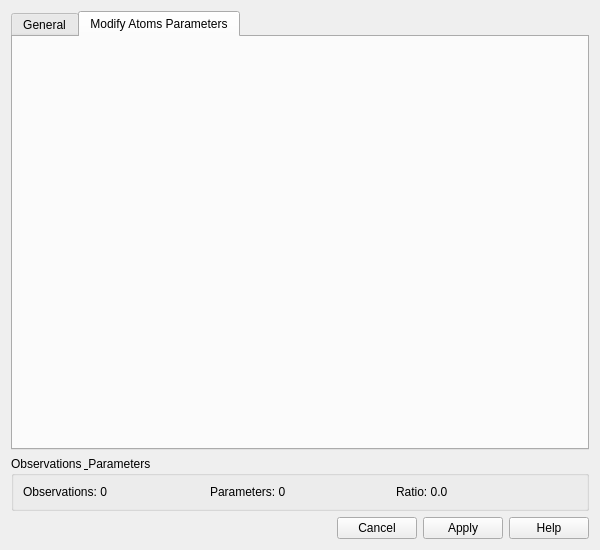
Before: the Qt Designer form lsqdialog.ui in ccorrado71/sir_lsq_dialog, drawn with Qt 5.
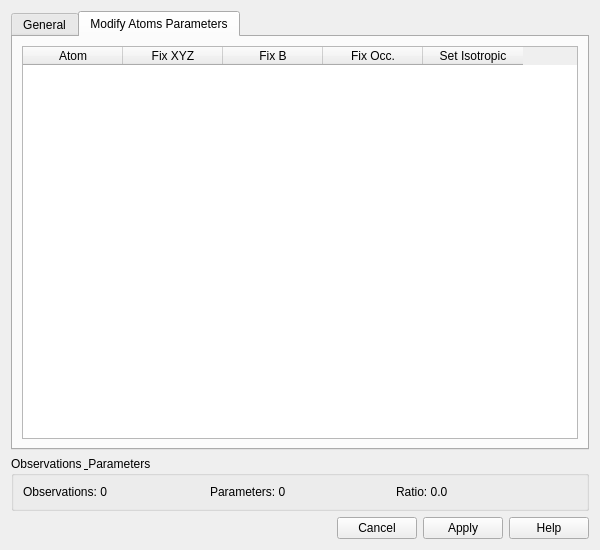
After: the same form once the commit is applied. The open tabs and pages were chosen to show the change.

The edit to the form file:
```diff
--- a/lsqdialog.ui
+++ b/lsqdialog.ui
@@ -177,6 +177,46 @@
       <attribute name="title">
        <string>Modify Atoms Parameters</string>
       </attribute>
+      <layout class="QVBoxLayout" name="verticalLayout_5">
+       <item>
+        <widget class="QTableWidget" name="atomsTable">
+         <property name="sortingEnabled">
+          <bool>true</bool>
+         </property>
+         <property name="columnCount">
+          <number>5</number>
+         </property>
+         <attribute name="horizontalHeaderStretchLastSection">
+          <bool>false</bool>
+         </attribute>
+         <column>
+          <property name="text">
+           <string>Atom</string>
+          </property>
+         </column>
+         <column>
+          <property name="text">
+           <string>Fix XYZ</string>
+          </property>
+         </column>
+         <column>
+          <property name="text">
+           <string>Fix B</string>
+          </property>
+         </column>
+         <column>
+          <property name="text">
+           <string>Fix Occ.</string>
+          </property>
+         </column>
+         <column>
+          <property name="text">
+           <string>Set Isotropic</string>
+          </property>
+         </column>
+        </widget>
+       </item>
+      </layout>
      </widget>
     </widget>
    </item>
```
